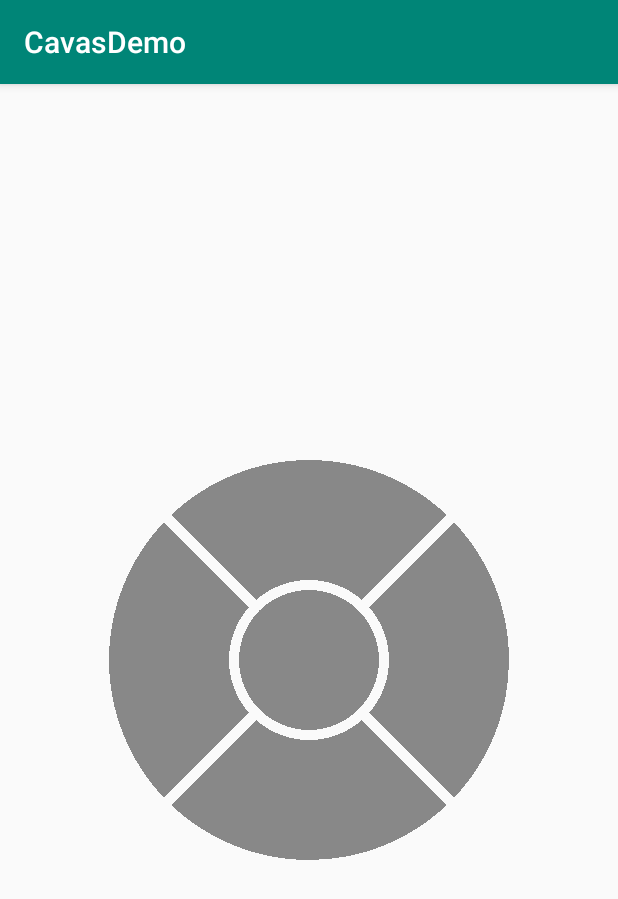
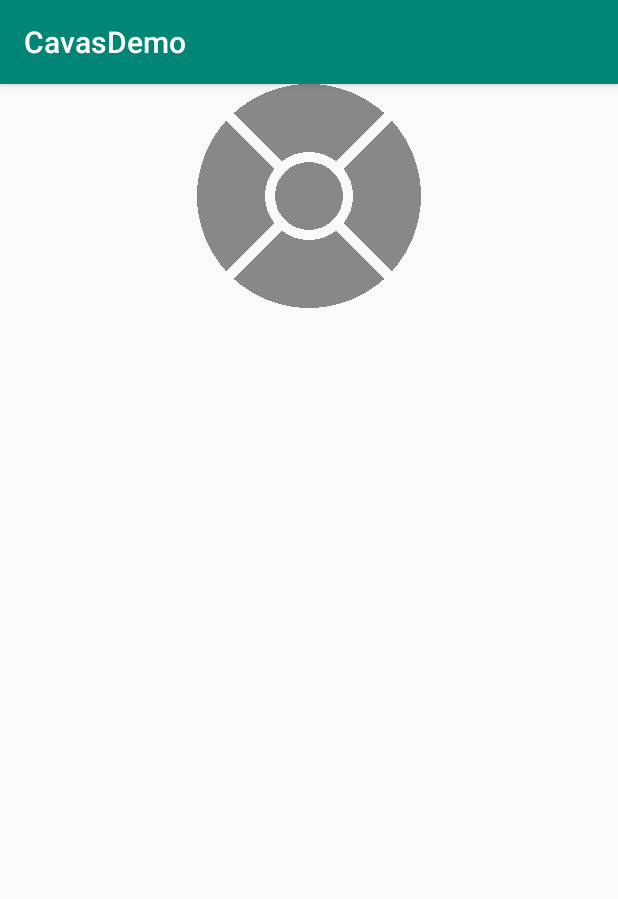
Before and after one commit to luhuanxml/CavasDemo, an Android app: the SecondActivity screen opened directly, with no data from a screen before it, on a phone screen of 412 x 824 dp. Shown: the top 899 px of the screen. Run offline under Robolectric (Android 15) with nearby library versions, the phone set to English and light mode, and no system bars.

Commit message:
自定义菜单小结整理

```diff
--- a/app/src/main/java/com/luhuan/cavas/demo/MenuView.java
+++ b/app/src/main/java/com/luhuan/cavas/demo/menu/MenuView.java
@@ -1,4 +1,4 @@
-package com.luhuan.cavas.demo;
+package com.luhuan.cavas.demo.menu;
 
 import android.content.Context;
 import android.graphics.Canvas;
@@ -52,6 +52,8 @@ public class MenuView extends View {
         mHeight = h;
         circleX = mWidth / 2;
         circleY = mHeight / 2;
+        radiusOuter=mWidth/2;
+        radiusInner = mWidth/2*80/200;
         RectF innerRectF = new RectF(
                 circleX - radiusInner,
                 circleY - radiusInner,
--- a/app/src/main/java/com/luhuan/cavas/demo/PentagonView.java
+++ b/app/src/main/java/com/luhuan/cavas/demo/polygon/PentagonView.java
@@ -1,4 +1,4 @@
-package com.luhuan.cavas.demo;
+package com.luhuan.cavas.demo.polygon;
 
 import android.content.Context;
 import android.graphics.Canvas;
--- a/app/src/main/res/layout/activity_first.xml
+++ b/app/src/main/res/layout/activity_first.xml
@@ -6,7 +6,7 @@
     android:layout_height="match_parent"
     tools:context=".MainActivity">
 
-    <com.luhuan.cavas.demo.PentagonView
+    <com.luhuan.cavas.demo.polygon.PentagonView
         android:layout_width="300dp"
         android:layout_height="300dp"
         app:layout_constraintBottom_toBottomOf="parent"
--- a/app/src/main/res/layout/activity_second.xml
+++ b/app/src/main/res/layout/activity_second.xml
@@ -6,11 +6,10 @@
     android:layout_height="match_parent"
     tools:context=".MainActivity">
 
-    <com.luhuan.cavas.demo.MenuView
+    <com.luhuan.cavas.demo.menu.MenuView
         android:id="@+id/menuView"
-        android:layout_width="wrap_content"
-        android:layout_height="wrap_content"
-        app:layout_constraintBottom_toBottomOf="parent"
+        android:layout_width="150dp"
+        android:layout_height="150dp"
         app:layout_constraintLeft_toLeftOf="parent"
         app:layout_constraintRight_toRightOf="parent"
         app:layout_constraintTop_toTopOf="parent" />
```
